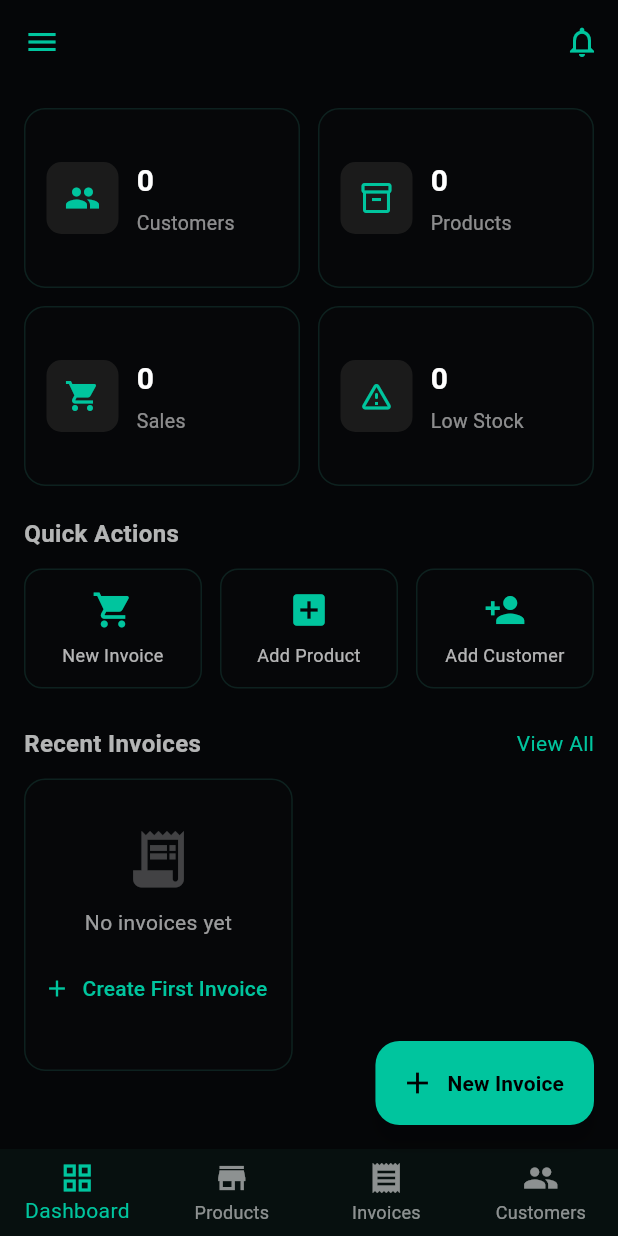
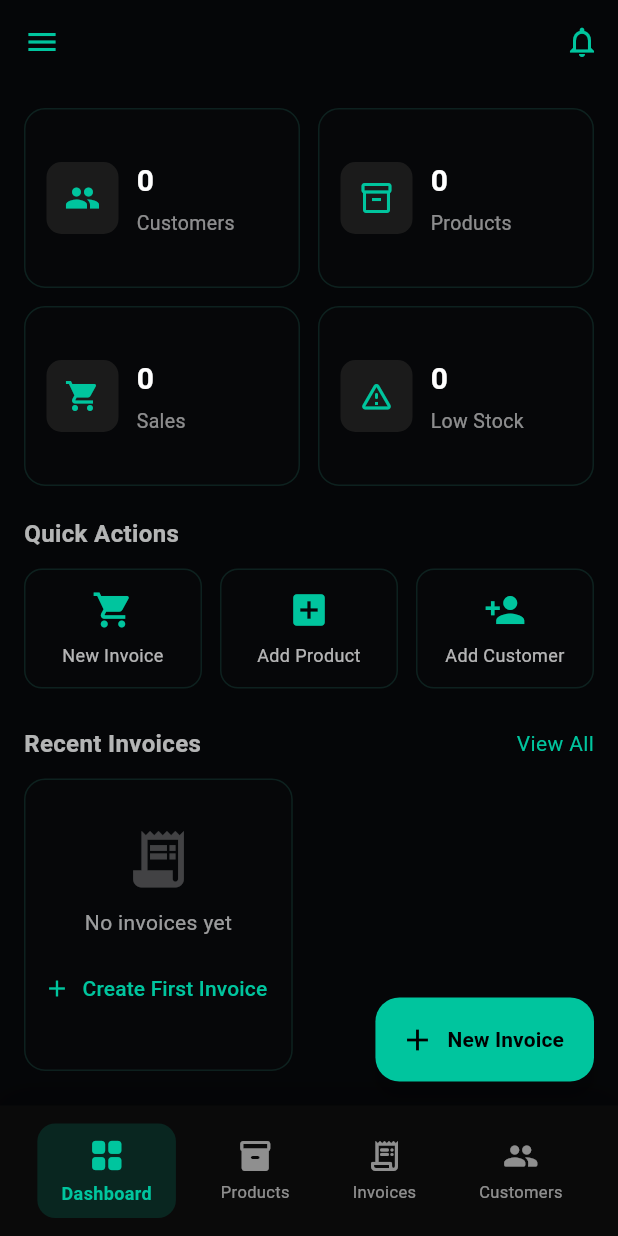
Before and after one commit to thomasmartinoa/billing_app, a Flutter app: the HomeScreen screen opened directly, on a phone screen of 412 x 824 dp. Run offline on Flutter 3.47's test engine with Material 3 defaults, Android fonts, the phone set to English and light mode, and no system bars; our stand-ins replace cloud_firestore, firebase_auth, firebase_core, google_sign_in; accounts and stored records are empty.

Commit message:
fix exit

```diff
--- a/lib/screens/home_screen.dart
+++ b/lib/screens/home_screen.dart
@@ -1,4 +1,5 @@
 import 'package:flutter/material.dart';
+import 'package:flutter/services.dart';
 import 'package:billing_app/services/firestore_service.dart';
 import 'package:billing_app/services/auth_service.dart';
 import 'package:billing_app/models/user_model.dart';
@@ -92,7 +93,24 @@ class _HomeScreenState extends State<HomeScreen> {
 
   @override
   Widget build(BuildContext context) {
-    return Scaffold(
+    return PopScope(
+      canPop: false,
+      onPopInvoked: (didPop) async {
+        if (didPop) return;
+
+        // If not on dashboard, go to dashboard
+        if (_selectedIndex != 0) {
+          setState(() => _selectedIndex = 0);
+          return;
+        }
+
+        // If on dashboard, show exit confirmation
+        final shouldExit = await _showExitDialog();
+        if (shouldExit == true && context.mounted) {
+          Navigator.of(context).pop();
+        }
+      },
+      child: Scaffold(
       appBar: _selectedIndex == 0
           ? AppBar(
               backgroundColor: Colors.transparent,
@@ -162,18 +180,143 @@ class _HomeScreenState extends State<HomeScreen> {
               icon: Icon(Icons.add, color: Colors.black),
             )
           : null,
-      bottomNavigationBar: BottomNavigationBar(
-        backgroundColor: Color(0xFF07100F),
-        selectedItemColor: Color(0xFF00C59E),
-        unselectedItemColor: Colors.white54,
-        type: BottomNavigationBarType.fixed,
-        currentIndex: _selectedIndex,
-        onTap: _onNavTap,
-        items: [
-          BottomNavigationBarItem(icon: Icon(Icons.grid_view), label: "Dashboard"),
-          BottomNavigationBarItem(icon: Icon(Icons.store), label: "Products"),
-          BottomNavigationBarItem(icon: Icon(Icons.receipt), label: "Invoices"),
-          BottomNavigationBarItem(icon: Icon(Icons.people), label: "Customers"),
+      bottomNavigationBar: Container(
+        decoration: BoxDecoration(
+          color: Color(0xFF0A0A0A),
+          boxShadow: [
+            BoxShadow(
+              color: Colors.black.withOpacity(0.3),
+              blurRadius: 20,
+              offset: Offset(0, -5),
+            ),
+          ],
+        ),
+        child: SafeArea(
+          child: Padding(
+            padding: const EdgeInsets.symmetric(horizontal: 16, vertical: 12),
+            child: Row(
+              mainAxisAlignment: MainAxisAlignment.spaceAround,
+              children: [
+                _buildNavItem(
+                  icon: Icons.grid_view_rounded,
+                  label: "Dashboard",
+                  index: 0,
+                ),
+                _buildNavItem(
+                  icon: Icons.inventory_2_rounded,
+                  label: "Products",
+                  index: 1,
+                ),
+                _buildNavItem(
+                  icon: Icons.receipt_long_rounded,
+                  label: "Invoices",
+                  index: 2,
+                ),
+                _buildNavItem(
+                  icon: Icons.people_rounded,
+                  label: "Customers",
+                  index: 3,
+                ),
+              ],
+            ),
+          ),
+        ),
+      ),
+      ),
+    );
+  }
+
+  Widget _buildNavItem({
+    required IconData icon,
+    required String label,
+    required int index,
+  }) {
+    final isSelected = _selectedIndex == index;
+
+    return GestureDetector(
+      onTap: () => _onNavTap(index),
+      behavior: HitTestBehavior.opaque,
+      child: AnimatedContainer(
+        duration: Duration(milliseconds: 200),
+        padding: EdgeInsets.symmetric(
+          horizontal: isSelected ? 16 : 12,
+          vertical: 8,
+        ),
+        decoration: BoxDecoration(
+          color: isSelected
+              ? Color(0xFF00C59E).withOpacity(0.15)
+              : Colors.transparent,
+          borderRadius: BorderRadius.circular(12),
+        ),
+        child: Column(
+          mainAxisSize: MainAxisSize.min,
+          children: [
+            Icon(
+              icon,
+              color: isSelected ? Color(0xFF00C59E) : Colors.white54,
+              size: isSelected ? 26 : 24,
+            ),
+            SizedBox(height: 4),
+            Text(
+              label,
+              style: TextStyle(
+                color: isSelected ? Color(0xFF00C59E) : Colors.white54,
+                fontSize: isSelected ? 12 : 11,
+                fontWeight: isSelected ? FontWeight.w600 : FontWeight.normal,
+              ),
+            ),
+          ],
+        ),
+      ),
+    );
+  }
+
+  Future<bool?> _showExitDialog() {
+    return showDialog<bool>(
+      context: context,
+      builder: (context) => AlertDialog(
+        backgroundColor: Color(0xFF1A1A1A),
+        shape: RoundedRectangleBorder(
+          borderRadius: BorderRadius.circular(16),
+        ),
+        title: Row(
+          children: [
+            Icon(Icons.exit_to_app, color: Color(0xFF00C59E)),
+            SizedBox(width: 12),
+            Text(
+              'Exit App',
+              style: TextStyle(color: Colors.white, fontWeight: FontWeight.bold),
+            ),
+          ],
+        ),
+        content: Text(
+          'Are you sure you want to exit the application?',
+          style: TextStyle(color: Colors.white70),
+        ),
+        actions: [
+          TextButton(
+            onPressed: () => Navigator.of(context).pop(false),
+            child: Text(
+              'Cancel',
+              style: TextStyle(color: Colors.white54),
+            ),
+          ),
+          ElevatedButton(
+            onPressed: () {
+              Navigator.of(context).pop(true);
+              SystemNavigator.pop();
+            },
+            style: ElevatedButton.styleFrom(
+              backgroundColor: Color(0xFF00C59E),
+              shape: RoundedRectangleBorder(
+                borderRadius: BorderRadius.circular(8),
+              ),
+            ),
+            child: Text(
+              'Exit',
+              style: TextStyle(color: Colors.black, fontWeight: FontWeight.bold),
+            ),
+          ),
         ],
       ),
     );
```
Also changed, not shown: lib/screens/notifications_screen.dart (line endings or trailing spaces).
